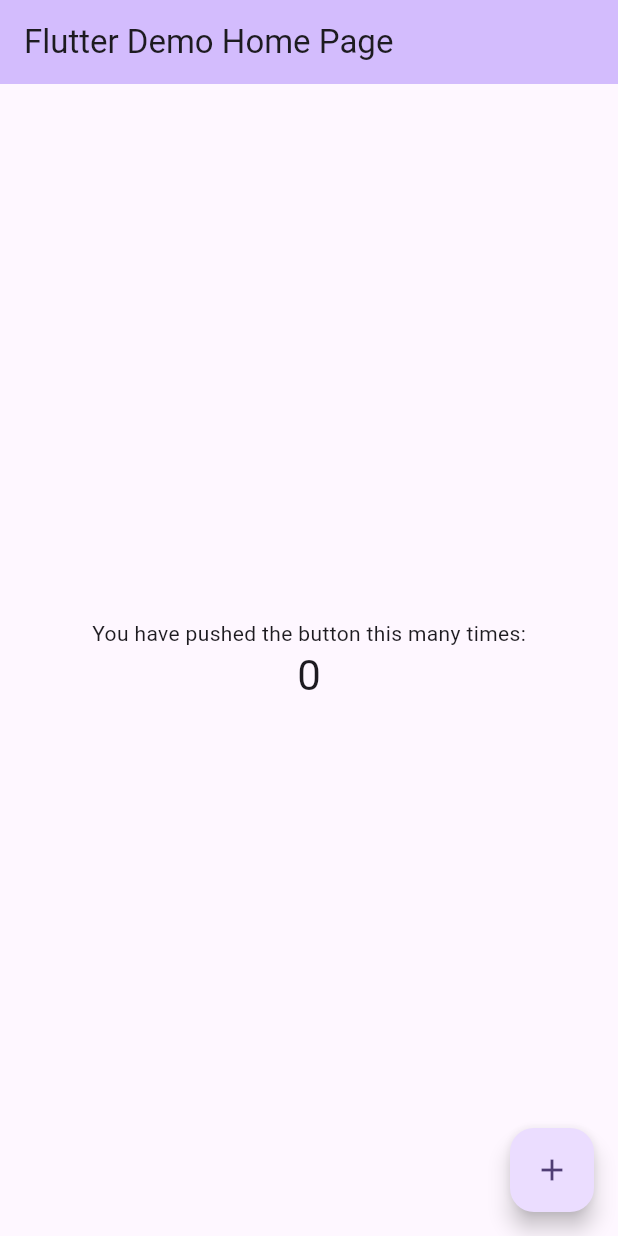
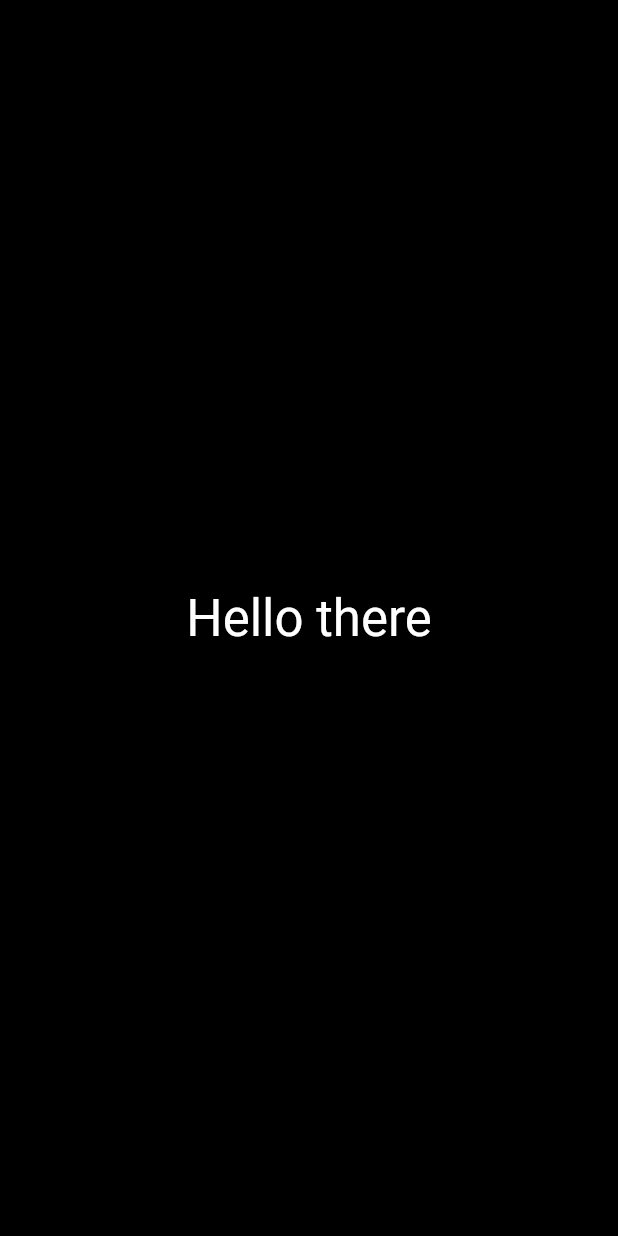
Before and after one commit to KyleKun/random_color_generator, a Flutter app: the screen it shows after launch, on a phone screen of 412 x 824 dp. Run offline on Flutter 3.47's test engine with Material 2 defaults, Android fonts, the phone set to English and light mode, and no system bars.

Commit message:
Initial commit

```diff
--- /dev/null
+++ b/lib/app.dart
@@ -0,0 +1,17 @@
+import 'package:flutter/material.dart';
+import 'package:random_color_generator/features/random_color/random_color_screen.dart';
+
+/// Base widget of the application.
+class App extends StatelessWidget {
+  /// Creates a const widget of [App].
+  const App({super.key});
+
+  @override
+  Widget build(BuildContext context) {
+    return const MaterialApp(
+      debugShowCheckedModeBanner: false,
+      title: 'Random Color Generator',
+      home: RandomColorScreen(),
+    );
+  }
+}
--- /dev/null
+++ b/lib/features/random_color/random_color_manager.dart
@@ -0,0 +1,66 @@
+import 'dart:math';
+
+import 'package:flutter/material.dart';
+
+/// Manages the random color generation of the application.
+class RandomColorManager {
+  Color _baseColor;
+  Color _contrastColor;
+
+  /// Returns current base color.
+  Color get baseColor => _baseColor;
+
+  /// Returns current contrast color.
+  Color get contrastColor => _contrastColor;
+
+  /// Creates a color manager.
+  ///
+  /// The optional parameter [initialColor] is used
+  /// to initialize the base color.
+  /// The optional parameter [initialContrastColor]
+  /// is used to initialize the contrast color.
+  ///
+  /// By default [initialColor] is set to [Colors.black]
+  /// and [contrastColor] is set to [Colors.white].
+  RandomColorManager({
+    Color initialColor = Colors.black,
+    Color initialContrastColor = Colors.white,
+  })  : _baseColor = initialColor,
+        _contrastColor = initialContrastColor;
+
+  /// Returns a random number between 0 and 255.
+  int _getRandomNumber() {
+    const kLimit = 256;
+
+    return Random().nextInt(kLimit);
+  }
+
+  /// Returns a contrast color of [baseColor].
+  void updateContrastColor(Color baseColor) {
+    // Target colors
+    const kBlackColor = Color(0xFF000000);
+    const kWhiteColor = Color(0xFFFFFFFF);
+
+    // Default threshold value
+    const kThreshold = 0.5;
+
+    // Update contrast color based on the luminance of the base color,
+    // ensuring that the contrast color is readable
+    baseColor.computeLuminance() > kThreshold
+        ? _contrastColor = kBlackColor
+        : _contrastColor = kWhiteColor;
+  }
+
+  /// Changes [baseColor] to a new randomly generated color and
+  /// updates [contrastColor] to a contrast color of [baseColor].
+  void changeColors() {
+    _baseColor = Color.fromRGBO(
+      _getRandomNumber(),
+      _getRandomNumber(),
+      _getRandomNumber(),
+      1,
+    );
+
+    updateContrastColor(_baseColor);
+  }
+}
--- /dev/null
+++ b/lib/features/random_color/random_color_screen.dart
@@ -0,0 +1,89 @@
+import 'package:flutter/material.dart';
+import 'package:random_color_generator/features/random_color/random_color_manager.dart';
+
+/// Main screen of the application.
+/// Note: it could be handled with a state management solution such as BloC,
+/// but since it's a basic screen/feature, I opt for simplicity (StatefulWidget).
+class RandomColorScreen extends StatefulWidget {
+  /// Creates a const widget of [RandomColorScreen].
+  const RandomColorScreen({super.key});
+
+  @override
+  State<RandomColorScreen> createState() => _RandomColorScreenState();
+}
+
+class _RandomColorScreenState extends State<RandomColorScreen>
+    with SingleTickerProviderStateMixin {
+  // Animation controller for the text rotation (extra feature)
+  late AnimationController _animationController;
+
+  // Instance of the color manager
+  final RandomColorManager _randomColorManager = RandomColorManager();
+
+  // Default greeting text
+  final String _greetingText = 'Hello there';
+
+  @override
+  void initState() {
+    super.initState();
+
+    // Initialize animation controller
+    const kUpperBound = 0.075;
+    _animationController = AnimationController(
+      duration: const Duration(milliseconds: 200),
+      upperBound: kUpperBound,
+      vsync: this,
+    );
+  }
+
+  /// Performs the animations of the application upon
+  /// user tap interaction: colors changes and text rotates.
+  void performAnimations() {
+    // Update background and text colors
+    setState(() {
+      _randomColorManager.changeColors();
+    });
+
+    // Reverse animation only if user taps on the screen while animating
+    if (_animationController.isAnimating) {
+      _animationController.reverse();
+    } else {
+      // Make the text rotate when user taps on the screen
+      // (as if it is saying "hello" :D)
+      _animationController.forward().then(
+            (_) => _animationController.reverse(),
+          );
+    }
+  }
+
+  @override
+  Widget build(BuildContext context) {
+    return Scaffold(
+      backgroundColor: Colors.transparent,
+      body: GestureDetector(
+        onTap: () => performAnimations(),
+        child: AnimatedContainer(
+          duration: const Duration(seconds: 1),
+          color: _randomColorManager.baseColor,
+          child: Center(
+            child: RotationTransition(
+              turns: _animationController,
+              child: Text(
+                _greetingText,
+                style: Theme.of(context).textTheme.headlineMedium?.copyWith(
+                      color: _randomColorManager.contrastColor,
+                    ),
+              ),
+            ),
+          ),
+        ),
+      ),
+    );
+  }
+
+  @override
+  void dispose() {
+    _animationController.dispose();
+    super.dispose();
+  }
+}
--- a/lib/main.dart
+++ b/lib/main.dart
@@ -1,125 +1,14 @@
 import 'package:flutter/material.dart';
+import 'package:flutter/services.dart';
 
-void main() {
-  runApp(const MyApp());
+import 'package:random_color_generator/app.dart';
+
+Future<void> main() async {
+  WidgetsFlutterBinding.ensureInitialized();
+
+  // Enter in fullscreen mode
+  await SystemChrome.setEnabledSystemUIMode(SystemUiMode.immersiveSticky);
+
+  // Start application
+  runApp(const App());
 }
-
-class MyApp extends StatelessWidget {
-  const MyApp({super.key});
-
-  // This widget is the root of your application.
-  @override
-  Widget build(BuildContext context) {
-    return MaterialApp(
-      title: 'Flutter Demo',
-      theme: ThemeData(
-        // This is the theme of your application.
-        //
-        // TRY THIS: Try running your application with "flutter run". You'll see
-        // the application has a blue toolbar. Then, without quitting the app,
-        // try changing the seedColor in the colorScheme below to Colors.green
-        // and then invoke "hot reload" (save your changes or press the "hot
-        // reload" button in a Flutter-supported IDE, or press "r" if you used
-        // the command line to start the app).
-        //
-        // Notice that the counter didn't reset back to zero; the application
-        // state is not lost during the reload. To reset the state, use hot
-        // restart instead.
-        //
-        // This works for code too, not just values: Most code changes can be
-        // tested with just a hot reload.
-        colorScheme: ColorScheme.fromSeed(seedColor: Colors.deepPurple),
-        useMaterial3: true,
-      ),
-      home: const MyHomePage(title: 'Flutter Demo Home Page'),
-    );
-  }
-}
-
-class MyHomePage extends StatefulWidget {
-  const MyHomePage({super.key, required this.title});
-
-  // This widget is the home page of your application. It is stateful, meaning
-  // that it has a State object (defined below) that contains fields that affect
-  // how it looks.
-
-  // This class is the configuration for the state. It holds the values (in this
-  // case the title) provided by the parent (in this case the App widget) and
-  // used by the build method of the State. Fields in a Widget subclass are
-  // always marked "final".
-
-  final String title;
-
-  @override
-  State<MyHomePage> createState() => _MyHomePageState();
-}
-
-class _MyHomePageState extends State<MyHomePage> {
-  int _counter = 0;
-
-  void _incrementCounter() {
-    setState(() {
-      // This call to setState tells the Flutter framework that something has
-      // changed in this State, which causes it to rerun the build method below
-      // so that the display can reflect the updated values. If we changed
-      // _counter without calling setState(), then the build method would not be
-      // called again, and so nothing would appear to happen.
-      _counter++;
-    });
-  }
-
-  @override
-  Widget build(BuildContext context) {
-    // This method is rerun every time setState is called, for instance as done
-    // by the _incrementCounter method above.
-    //
-    // The Flutter framework has been optimized to make rerunning build methods
-    // fast, so that you can just rebuild anything that needs updating rather
-    // than having to individually change instances of widgets.
-    return Scaffold(
-      appBar: AppBar(
-        // TRY THIS: Try changing the color here to a specific color (to
-        // Colors.amber, perhaps?) and trigger a hot reload to see the AppBar
-        // change color while the other colors stay the same.
-        backgroundColor: Theme.of(context).colorScheme.inversePrimary,
-        // Here we take the value from the MyHomePage object that was created by
-        // the App.build method, and use it to set our appbar title.
-        title: Text(widget.title),
-      ),
-      body: Center(
-        // Center is a layout widget. It takes a single child and positions it
-        // in the middle of the parent.
-        child: Column(
-          // Column is also a layout widget. It takes a list of children and
-          // arranges them vertically. By default, it sizes itself to fit its
-          // children horizontally, and tries to be as tall as its parent.
-          //
-          // Column has various properties to control how it sizes itself and
-          // how it positions its children. Here we use mainAxisAlignment to
-          // center the children vertically; the main axis here is the vertical
-          // axis because Columns are vertical (the cross axis would be
-          // horizontal).
-          //
-          // TRY THIS: Invoke "debug painting" (choose the "Toggle Debug Paint"
-          // action in the IDE, or press "p" in the console), to see the
-          // wireframe for each widget.
-          mainAxisAlignment: MainAxisAlignment.center,
-          children: <Widget>[
-            const Text(
-              'You have pushed the button this many times:',
-            ),
-            Text(
-              '$_counter',
-              style: Theme.of(context).textTheme.headlineMedium,
-            ),
-          ],
-        ),
-      ),
-      floatingActionButton: FloatingActionButton(
-        onPressed: _incrementCounter,
-        tooltip: 'Increment',
-        child: const Icon(Icons.add),
-      ), // This trailing comma makes auto-formatting nicer for build methods.
-    );
-  }
-}
```
Also changed, not shown: pubspec.yaml (+4 -10 lines), pubspec.lock, 4 other files.
